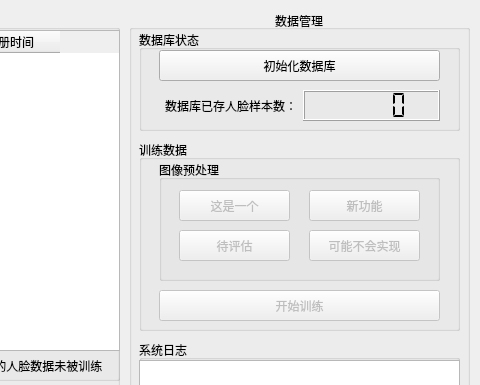
This is ui/DataManage.ui in winterssy/face_recognition_py as Qt 5 draws it before an edit; both pictures show x 451 to 931 and y 0 to 385 of the 931 by 577 pixel window. The edited form follows.
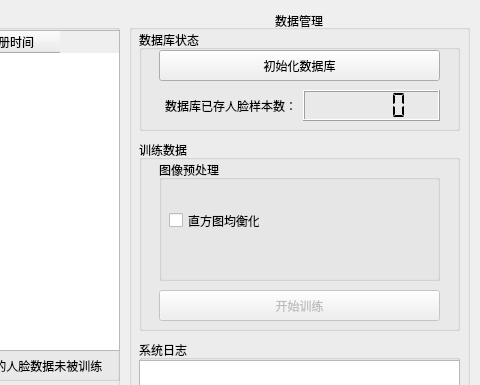
This is the edited form.

Commit message: 新增：直方图均衡化

Patch:
```diff
--- a/ui/DataManage.ui
+++ b/ui/DataManage.ui
@@ -107,68 +107,17 @@
      <property name="title">
       <string>图像预处理</string>
      </property>
-     <widget class="QPushButton" name="pushButton">
-      <property name="enabled">
-       <bool>false</bool>
-      </property>
+     <widget class="QCheckBox" name="equalizeHistCheckBox">
       <property name="geometry">
        <rect>
-        <x>20</x>
-        <y>30</y>
-        <width>111</width>
-        <height>31</height>
+        <x>10</x>
+        <y>40</y>
+        <width>91</width>
+        <height>41</height>
        </rect>
       </property>
       <property name="text">
-       <string>这是一个</string>
-      </property>
-     </widget>
-     <widget class="QPushButton" name="pushButton_2">
-      <property name="enabled">
-       <bool>false</bool>
-      </property>
-      <property name="geometry">
-       <rect>
-        <x>20</x>
-        <y>70</y>
-        <width>111</width>
-        <height>31</height>
-       </rect>
-      </property>
-      <property name="text">
-       <string>待评估</string>
-      </property>
-     </widget>
-     <widget class="QPushButton" name="pushButton_3">
-      <property name="enabled">
-       <bool>false</bool>
-      </property>
-      <property name="geometry">
-       <rect>
-        <x>150</x>
-        <y>30</y>
-        <width>111</width>
-        <height>31</height>
-       </rect>
-      </property>
-      <property name="text">
-       <string>新功能</string>
-      </property>
-     </widget>
-     <widget class="QPushButton" name="pushButton_4">
-      <property name="enabled">
-       <bool>false</bool>
-      </property>
-      <property name="geometry">
-       <rect>
-        <x>150</x>
-        <y>70</y>
-        <width>111</width>
-        <height>31</height>
-       </rect>
-      </property>
-      <property name="text">
-       <string>可能不会实现</string>
+       <string>直方图均衡化</string>
       </property>
      </widget>
     </widget>
```
The commit also changes 5 other files.
